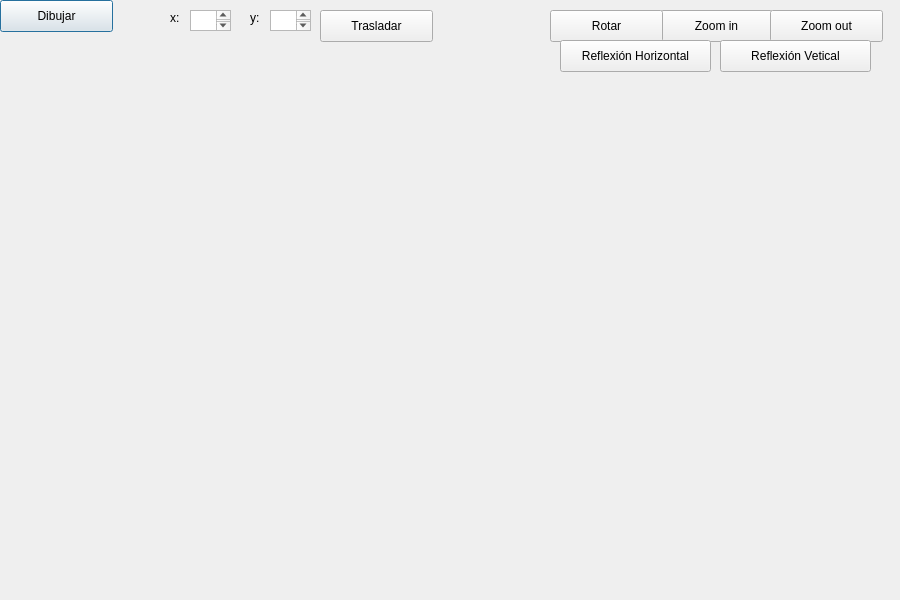
The window that cono.ui (yocoHM/GeometriaComputacional) describes before a commit, drawn with Qt 5.
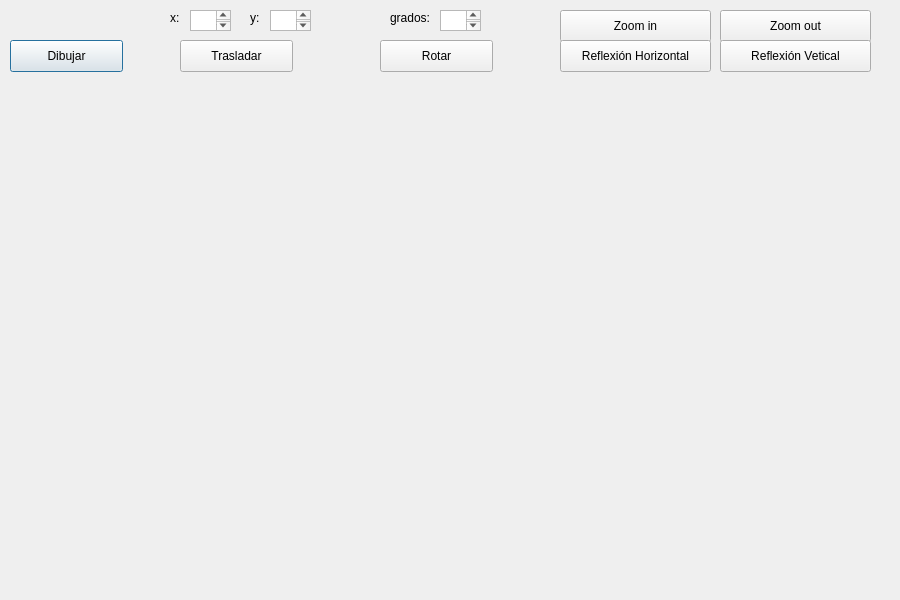
The same window after the commit.

Patch:
```diff
--- a/cono.ui
+++ b/cono.ui
@@ -16,8 +16,8 @@
   <widget class="QPushButton" name="pushButton">
    <property name="geometry">
     <rect>
-     <x>0</x>
-     <y>0</y>
+     <x>10</x>
+     <y>40</y>
      <width>113</width>
      <height>32</height>
     </rect>
@@ -42,8 +42,8 @@
   <widget class="QPushButton" name="pushButton_2">
    <property name="geometry">
     <rect>
-     <x>320</x>
-     <y>10</y>
+     <x>180</x>
+     <y>40</y>
      <width>113</width>
      <height>32</height>
     </rect>
@@ -88,9 +88,9 @@
   <widget class="QPushButton" name="pushButton_5">
    <property name="geometry">
     <rect>
-     <x>660</x>
+     <x>560</x>
      <y>10</y>
-     <width>113</width>
+     <width>151</width>
      <height>32</height>
     </rect>
    </property>
@@ -101,8 +101,8 @@
   <widget class="QPushButton" name="pushButton_3">
    <property name="geometry">
     <rect>
-     <x>550</x>
-     <y>10</y>
+     <x>380</x>
+     <y>40</y>
      <width>113</width>
      <height>32</height>
     </rect>
@@ -127,9 +127,9 @@
   <widget class="QPushButton" name="pushButton_4">
    <property name="geometry">
     <rect>
-     <x>770</x>
+     <x>720</x>
      <y>10</y>
-     <width>113</width>
+     <width>151</width>
      <height>32</height>
     </rect>
    </property>
@@ -150,6 +150,29 @@
     <string>Reflexión Vetical</string>
    </property>
   </widget>
+  <widget class="QTextEdit" name="boxGrados">
+   <property name="geometry">
+    <rect>
+     <x>440</x>
+     <y>10</y>
+     <width>41</width>
+     <height>21</height>
+    </rect>
+   </property>
+  </widget>
+  <widget class="QLabel" name="label_5">
+   <property name="geometry">
+    <rect>
+     <x>390</x>
+     <y>10</y>
+     <width>51</width>
+     <height>16</height>
+    </rect>
+   </property>
+   <property name="text">
+    <string>grados:</string>
+   </property>
+  </widget>
  </widget>
  <resources/>
  <connections/>
```
